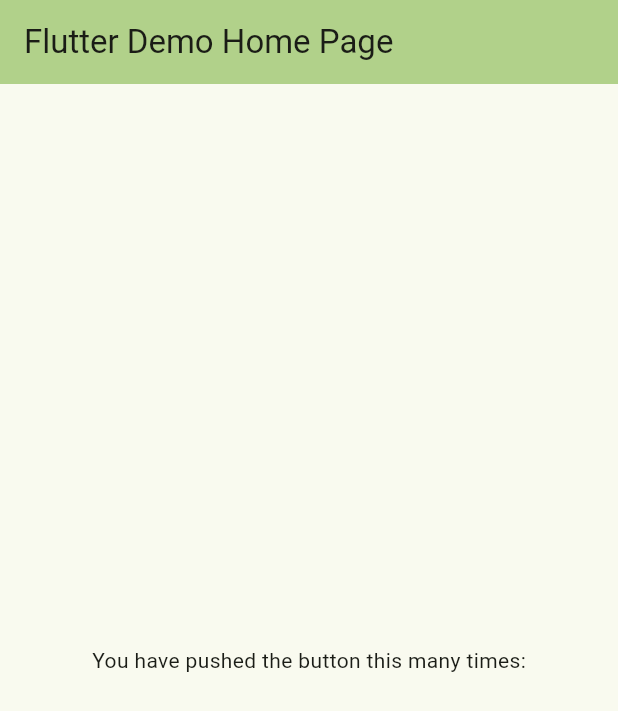
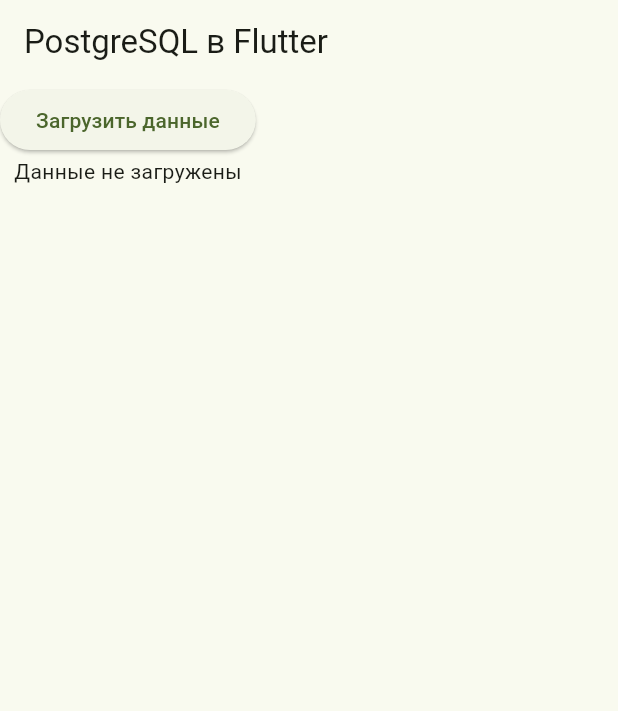
Before and after one commit to Vladislav7589/inventory_management, a Flutter app: the screen it shows after launch, on a phone screen of 412 x 824 dp. Shown: the top 711 px of the screen. Run offline on Flutter 3.47's test engine with Material 3 defaults, Android fonts, the phone set to English and light mode, and no system bars; missing offline and left inert: env_flutter, postgres.

Commit message:
connect postgres

```diff
--- a/lib/main.dart
+++ b/lib/main.dart
@@ -1,6 +1,9 @@
+import 'package:env_flutter/env_flutter.dart';
 import 'package:flutter/material.dart';
+import 'package:postgres/postgres.dart';
 
-void main() {
+Future<void> main() async {
+  await dotenv.load();
   runApp(const MyApp());
 }
 
@@ -34,24 +37,77 @@ class MyHomePage extends StatefulWidget {
 }
 
 class _MyHomePageState extends State<MyHomePage> {
+  List<List<dynamic>> data = [];
+  Future<List<List<dynamic>>> fetchDataFromDB() async {
+    final connection = await Connection.open(
+      Endpoint(
+        host: dotenv.env['host']!,
+        database: dotenv.env['database']!,
+        username: dotenv.env['username']!,
+        password: dotenv.env['password']!,
+      ),
+      // The postgres server hosted locally doesn't have SSL by default. If you're
+      // accessing a postgres server over the Internet, the server should support
+      // SSL and you should swap out the mode with `SslMode.verifyFull`.
+      settings: ConnectionSettings(sslMode: SslMode.disable),
+    );
+    print('has connection!');
+
+    try {
+      final results = await connection.execute(Sql.named('SELECT * FROM Товары'));
+      print(results);
+      return results;
+    } catch (e) {
+      print('Error: $e');
+      return [];
+    } finally {
+      await connection.close();
+    }
+  }
+
   @override
+
   Widget build(BuildContext context) {
-
     return Scaffold(
       appBar: AppBar(
-        backgroundColor: Theme.of(context).colorScheme.inversePrimary,
-        title: Text(widget.title),
+        title: Text('PostgreSQL в Flutter'),
       ),
-      body: const Center(
+      body: SingleChildScrollView(
         child: Column(
-          mainAxisAlignment: MainAxisAlignment.center,
-          children: <Widget>[
-            Text(
-              'You have pushed the button this many times:',
+          children: [
+            ElevatedButton(
+              onPressed: () async {
+                data = await fetchDataFromDB();
+                setState(() {});
+              },
+              child: Text('Загрузить данные'),
+            ),
+            data.isEmpty
+                ? Text('Данные не загружены')
+                : SingleChildScrollView(
+              scrollDirection: Axis.horizontal,
+              child: DataTable(
+                columns: [
+                  DataColumn(label: Text('Код товара')),
+                  DataColumn(label: Text('Наименование')),
+                  DataColumn(label: Text('Количество')),
+                  DataColumn(label: Text('Тип товара')),
+                  DataColumn(label: Text('Цена')),
+                  DataColumn(label: Text('Код поставщика')),
+                ],
+                rows: data.map((row) {
+                  return DataRow(
+                    cells: row.map((cell) {
+                      return DataCell(Text('$cell'));
+                    }).toList(),
+                  );
+                }).toList(),
+              ),
             ),
           ],
         ),
       ),
     );
   }
+
 }
```
Also changed, not shown: pubspec.yaml (+4 -6 lines), pubspec.lock, 2 other files.
